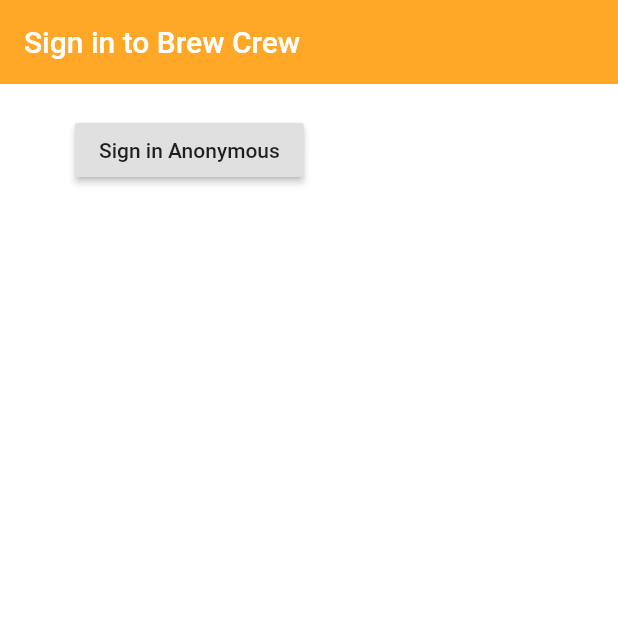
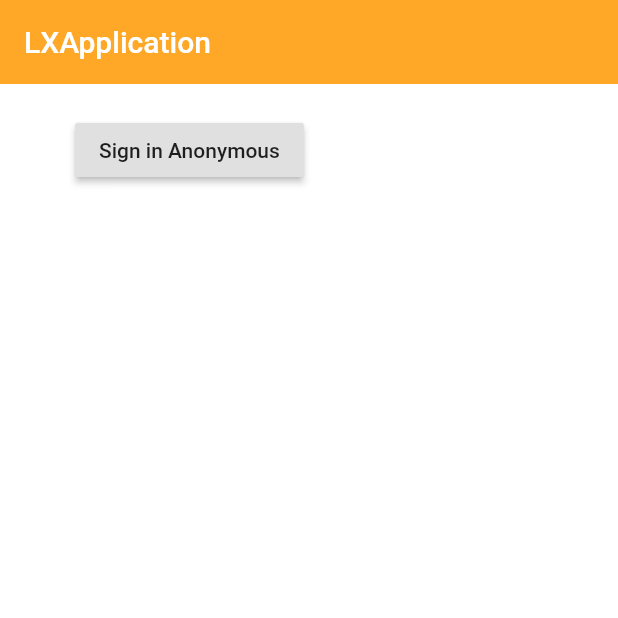
Before and after one commit to jasonnonstop10/csc234projectGroup3, a Flutter app: the screen it shows after launch, on a phone screen of 412 x 824 dp, the top half of it. Run offline on Flutter 3.47's test engine with Material 2 defaults, Android fonts, the phone set to English and light mode, and no system bars; our stand-ins replace firebase_auth; accounts and stored records are empty.

Commit message:
[UPDATE]Change title text

```diff
--- a/lxapp/lib/screens/authenticate/sign_in.dart
+++ b/lxapp/lib/screens/authenticate/sign_in.dart
@@ -16,7 +16,7 @@ class _SignInState extends State<SignIn> {
       appBar: AppBar(
         backgroundColor: Colors.orange[400],
         elevation: 0.0,
-        title: Text('Sign in to Brew Crew'),
+        title: Text('LXApplication'),
       ),
       body: Container(
         padding: EdgeInsets.symmetric(vertical: 20.0, horizontal: 50.0),
```
